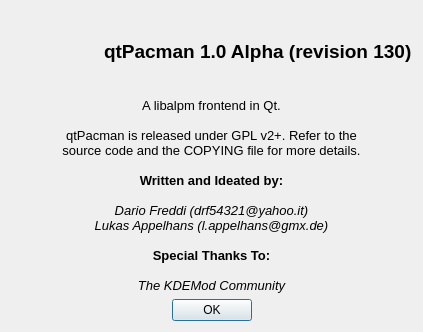
Above: trunk/ui/aboutDialog.ui from drf/shaman1 before the change. Below: the same form after it.
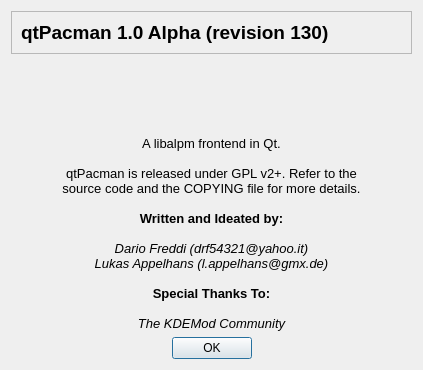
That is the form after the change. Icons and pictures are not drawn.

Patch:
```diff
--- a/trunk/ui/aboutDialog.ui
+++ b/trunk/ui/aboutDialog.ui
@@ -6,7 +6,7 @@
     <x>0</x>
     <y>0</y>
     <width>423</width>
-    <height>332</height>
+    <height>370</height>
    </rect>
   </property>
   <property name="windowTitle" >
@@ -16,18 +16,15 @@
    <item row="0" column="0" >
     <layout class="QVBoxLayout" >
      <item>
-      <layout class="QHBoxLayout" >
-       <item>
-        <widget class="QLabel" name="label" >
-         <property name="text" >
-          <string/>
-         </property>
-         <property name="pixmap" >
-          <pixmap resource="qtpacman.qrc" >:/Icons/icons/help-about.png</pixmap>
-         </property>
-        </widget>
-       </item>
-       <item>
+      <widget class="QFrame" name="frame" >
+       <property name="frameShape" >
+        <enum>QFrame::StyledPanel</enum>
+       </property>
+       <property name="frameShadow" >
+        <enum>QFrame::Sunken</enum>
+       </property>
+       <layout class="QGridLayout" >
+        <item row="0" column="0" >
         <widget class="QLabel" name="label_2" >
          <property name="text" >
           <string>&lt;html>&lt;head>&lt;meta name="qrichtext" content="1" />&lt;style type="text/css">
@@ -37,7 +34,46 @@
          </property>
         </widget>
        </item>
-      </layout>
+        <item row="0" column="1" >
+         <widget class="QLabel" name="label" >
+          <property name="minimumSize" >
+           <size>
+            <width>22</width>
+            <height>22</height>
+           </size>
+          </property>
+          <property name="maximumSize" >
+           <size>
+            <width>22</width>
+            <height>22</height>
+           </size>
+          </property>
+          <property name="text" >
+           <string/>
+          </property>
+          <property name="pixmap" >
+           <pixmap resource="qtpacman.qrc" >:/Icons/icons/help-about.png</pixmap>
+          </property>
+          <property name="scaledContents" >
+           <bool>true</bool>
+          </property>
+         </widget>
+        </item>
+       </layout>
+      </widget>
+     </item>
+     <item>
+      <spacer>
+       <property name="orientation" >
+        <enum>Qt::Vertical</enum>
+       </property>
+       <property name="sizeHint" >
+        <size>
+         <width>20</width>
+         <height>40</height>
+        </size>
+       </property>
+      </spacer>
      </item>
      <item>
       <widget class="QLabel" name="label_3" >
```
Lines whose indentation alone changed are shown as unchanged.
